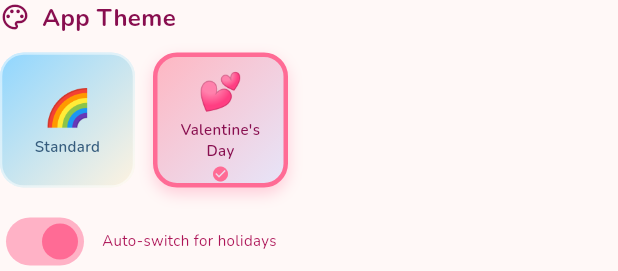
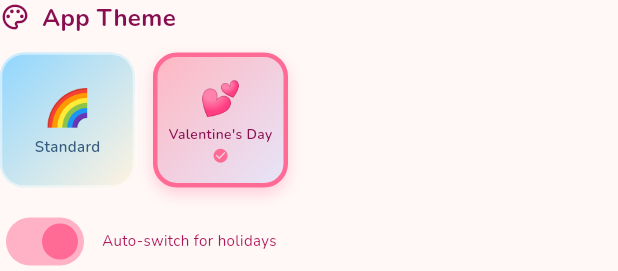
Before and after one commit to hao6yu/mm-learning-lab, a Flutter app: the ThemePicker widget shown alone on an empty page, opened directly, on a phone screen of 412 x 824 dp. Shown: the top 271 px of the screen. Run offline on Flutter 3.47's test engine with Material 3 defaults, Android fonts, the phone set to English and light mode, and no system bars; our stand-ins replace audioplayers, flutter_dotenv, flutter_tts, google_fonts, image_cropper, image_picker and 7 more; missing offline and left inert: audio_session, chess, elevenlabs_agents, flutter_sound; accounts and stored records are empty.

Commit message:
fix: Theme picker overflow - use FittedBox to scale content

```diff
--- a/lib/widgets/theme_picker.dart
+++ b/lib/widgets/theme_picker.dart
@@ -85,8 +85,10 @@ class ThemePicker extends StatelessWidget {
                     ),
                   ] : null,
                 ),
+                child: FittedBox(
+                  fit: BoxFit.scaleDown,
                   child: Padding(
-                  padding: const EdgeInsets.all(6.0),
+                    padding: const EdgeInsets.all(8.0),
                     child: Column(
                       mainAxisAlignment: MainAxisAlignment.center,
                       mainAxisSize: MainAxisSize.min,
@@ -104,18 +106,17 @@ class ThemePicker extends StatelessWidget {
                             color: theme.headingColor,
                           ),
                           textAlign: TextAlign.center,
-                        maxLines: 2,
-                        overflow: TextOverflow.ellipsis,
                         ),
                         if (isSelected) ...[
                           const SizedBox(height: 2),
                           Icon(
                             Icons.check_circle,
-                          size: isTablet ? 16.0 : 12.0,
+                            size: isTablet ? 14.0 : 12.0,
                             color: theme.primaryColor,
                           ),
                         ],
                       ],
+                    ),
                   ),
                 ),
               ),
```
Lines whose indentation alone changed are shown as unchanged.
